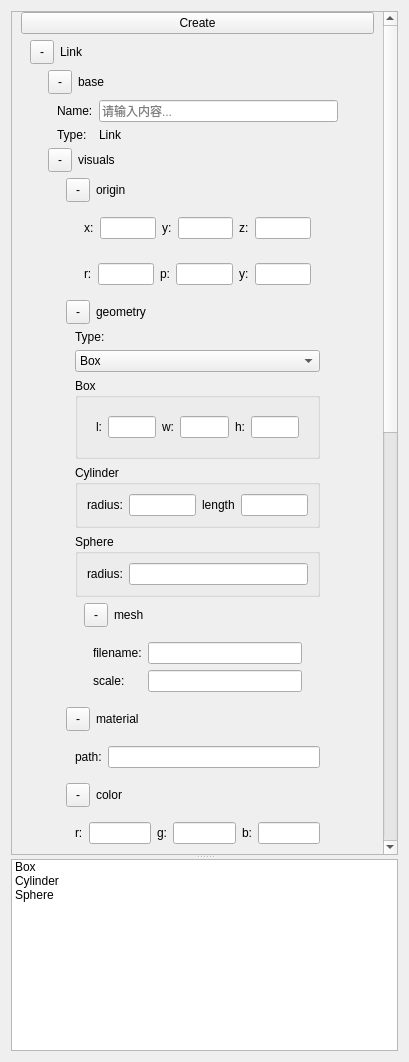
Old version of the form property.ui in the repository IgnorAnsel/urdf_editor.
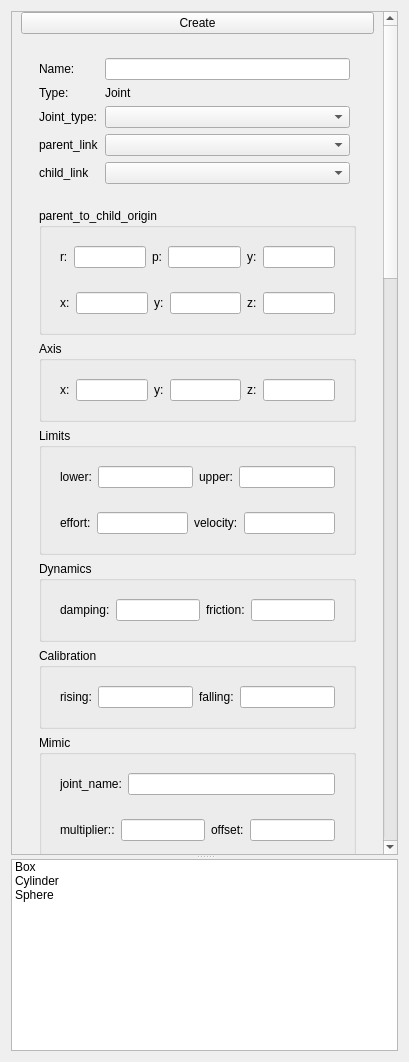
New version of the form.

Commit message: pro2归类在pro中，joint的选择更新

```diff
--- a/property.ui
+++ b/property.ui
@@ -42,9 +42,9 @@
        <property name="geometry">
         <rect>
          <x>0</x>
-         <y>-938</y>
+         <y>-2035</y>
          <width>421</width>
-         <height>1784</height>
+         <height>2881</height>
         </rect>
        </property>
        <layout class="QVBoxLayout" name="verticalLayout_3">
@@ -61,6 +61,456 @@
           </property>
          </widget>
         </item>
+        <item>
+         <widget class="QWidget" name="widget" native="true">
+          <property name="enabled">
+           <bool>true</bool>
+          </property>
+          <layout class="QVBoxLayout" name="verticalLayout_26">
+           <item>
+            <widget class="QWidget" name="widget_41" native="true">
+             <layout class="QGridLayout" name="gridLayout_3">
+              <item row="0" column="3">
+               <widget class="QLineEdit" name="lineEdit_67"/>
+              </item>
+              <item row="1" column="0">
+               <widget class="QLabel" name="label_63">
+                <property name="text">
+                 <string>Type:</string>
+                </property>
+               </widget>
+              </item>
+              <item row="4" column="3">
+               <widget class="QComboBox" name="comboBox_7"/>
+              </item>
+              <item row="1" column="3" colspan="2">
+               <widget class="QLabel" name="label_64">
+                <property name="text">
+                 <string>Joint</string>
+                </property>
+               </widget>
+              </item>
+              <item row="5" column="3">
+               <widget class="QComboBox" name="comboBox_8"/>
+              </item>
+              <item row="4" column="0">
+               <widget class="QLabel" name="label_65">
+                <property name="text">
+                 <string>parent_link</string>
+                </property>
+               </widget>
+              </item>
+              <item row="0" column="0">
+               <widget class="QLabel" name="label_66">
+                <property name="text">
+                 <string>Name:</string>
+                </property>
+               </widget>
+              </item>
+              <item row="2" column="0">
+               <widget class="QLabel" name="label_96">
+                <property name="text">
+                 <string>Joint_type:</string>
+                </property>
+               </widget>
+              </item>
+              <item row="2" column="3">
+               <widget class="QComboBox" name="comboBox_9"/>
+              </item>
+              <item row="5" column="0">
+               <widget class="QLabel" name="label_101">
+                <property name="text">
+                 <string>child_link</string>
+                </property>
+               </widget>
+              </item>
+             </layout>
+            </widget>
+           </item>
+           <item>
+            <widget class="QWidget" name="widget_43" native="true">
+             <layout class="QVBoxLayout" name="verticalLayout_27">
+              <item>
+               <widget class="QGroupBox" name="groupBox_15">
+                <property name="title">
+                 <string>parent_to_child_origin</string>
+                </property>
+                <layout class="QVBoxLayout" name="verticalLayout_28">
+                 <item>
+                  <widget class="QWidget" name="widget_45" native="true">
+                   <layout class="QHBoxLayout" name="horizontalLayout_48">
+                    <item>
+                     <widget class="QLabel" name="label_102">
+                      <property name="text">
+                       <string>r:</string>
+                      </property>
+                     </widget>
+                    </item>
+                    <item>
+                     <widget class="QLineEdit" name="lineEdit_68"/>
+                    </item>
+                    <item>
+                     <widget class="QLabel" name="label_103">
+                      <property name="text">
+                       <string>p:</string>
+                      </property>
+                     </widget>
+                    </item>
+                    <item>
+                     <widget class="QLineEdit" name="lineEdit_69"/>
+                    </item>
+                    <item>
+                     <widget class="QLabel" name="label_127">
+                      <property name="text">
+                       <string>y:</string>
+                      </property>
+                     </widget>
+                    </item>
+                    <item>
+                     <widget class="QLineEdit" name="lineEdit_70"/>
+                    </item>
+                   </layout>
+                  </widget>
+                 </item>
+                 <item>
+                  <widget class="QWidget" name="widget_47" native="true">
+                   <layout class="QHBoxLayout" name="horizontalLayout_49">
+                    <item>
+                     <widget class="QLabel" name="label_128">
+                      <property name="text">
+                       <string>x:</string>
+                      </property>
+                     </widget>
+                    </item>
+                    <item>
+                     <widget class="QLineEdit" name="lineEdit_71"/>
+                    </item>
+                    <item>
+                     <widget class="QLabel" name="label_129">
+                      <property name="text">
+                       <string>y:</string>
+                      </property>
+                     </widget>
+                    </item>
+                    <item>
+                     <widget class="QLineEdit" name="lineEdit_72"/>
+                    </item>
+                    <item>
+                     <widget class="QLabel" name="label_130">
+                      <property name="text">
+                       <string>z:</string>
+                      </property>
+                     </widget>
+                    </item>
+                    <item>
+                     <widget class="QLineEdit" name="lineEdit_73"/>
+                    </item>
+                   </layout>
+                  </widget>
+                 </item>
+                </layout>
+               </widget>
+              </item>
+              <item>
+               <widget class="QGroupBox" name="groupBox_16">
+                <property name="title">
+                 <string>Axis</string>
+                </property>
+                <layout class="QHBoxLayout" name="horizontalLayout_50">
+                 <item>
+                  <widget class="QWidget" name="widget_54" native="true">
+                   <layout class="QHBoxLayout" name="horizontalLayout_51">
+                    <item>
+                     <widget class="QLabel" name="label_131">
+                      <property name="text">
+                       <string>x:</string>
+                      </property>
+                     </widget>
+                    </item>
+                    <item>
+                     <widget class="QLineEdit" name="lineEdit_74"/>
+                    </item>
+                    <item>
+                     <widget class="QLabel" name="label_132">
+                      <property name="text">
+                       <string>y:</string>
+                      </property>
+                     </widget>
+                    </item>
+                    <item>
+                     <widget class="QLineEdit" name="lineEdit_75"/>
+                    </item>
+                    <item>
+                     <widget class="QLabel" name="label_133">
+                      <property name="text">
+                       <string>z:</string>
+                      </property>
+                     </widget>
+                    </item>
+                    <item>
+                     <widget class="QLineEdit" name="lineEdit_76"/>
+                    </item>
+                   </layout>
+                  </widget>
+                 </item>
+                </layout>
+               </widget>
+              </item>
+              <item>
+               <widget class="QGroupBox" name="groupBox_17">
+                <property name="title">
+                 <string>Limits</string>
+                </property>
+                <layout class="QVBoxLayout" name="verticalLayout_29">
+                 <item>
+                  <widget class="QWidget" name="widget_58" native="true">
+                   <layout class="QHBoxLayout" name="horizontalLayout_52">
+                    <item>
+                     <widget class="QLabel" name="label_134">
+                      <property name="text">
+                       <string>lower:</string>
+                      </property>
+                     </widget>
+                    </item>
+                    <item>
+                     <widget class="QLineEdit" name="lineEdit_77"/>
+                    </item>
+                    <item>
+                     <widget class="QLabel" name="label_135">
+                      <property name="text">
+                       <string>upper:</string>
+                      </property>
+                     </widget>
+                    </item>
+                    <item>
+                     <widget class="QLineEdit" name="lineEdit_78"/>
+                    </item>
+                   </layout>
+                  </widget>
+                 </item>
+                 <item>
+                  <widget class="QWidget" name="widget_60" native="true">
+                   <layout class="QHBoxLayout" name="horizontalLayout_53">
+                    <item>
+                     <widget class="QLabel" name="label_136">
+                      <property name="text">
+                       <string>effort:</string>
+                      </property>
+                     </widget>
+                    </item>
+                    <item>
+                     <widget class="QLineEdit" name="lineEdit_79"/>
+                    </item>
+                    <item>
+                     <widget class="QLabel" name="label_137">
+                      <property name="text">
+                       <string>velocity:</string>
+                      </property>
+                     </widget>
+                    </item>
+                    <item>
+                     <widget class="QLineEdit" name="lineEdit_80"/>
+                    </item>
+                   </layout>
+                  </widget>
+                 </item>
+                </layout>
+               </widget>
+              </item>
+              <item>
+               <widget class="QGroupBox" name="groupBox_18">
+                <property name="title">
+                 <string>Dynamics</string>
+                </property>
+                <layout class="QHBoxLayout" name="horizontalLayout_54">
+                 <item>
+                  <widget class="QWidget" name="widget_61" native="true">
+                   <layout class="QHBoxLayout" name="horizontalLayout_55">
+                    <item>
+                     <widget class="QLabel" name="label_138">
+                      <property name="text">
+                       <string>damping:</string>
+                      </property>
+                     </widget>
+                    </item>
+                    <item>
+                     <widget class="QLineEdit" name="lineEdit_81"/>
+                    </item>
+                    <item>
+                     <widget class="QLabel" name="label_139">
+                      <property name="text">
+                       <string>friction:</string>
+                      </property>
+                     </widget>
+                    </item>
+                    <item>
+                     <widget class="QLineEdit" name="lineEdit_82"/>
+                    </item>
+                   </layout>
+                  </widget>
+                 </item>
+                </layout>
+               </widget>
+              </item>
+              <item>
+               <widget class="QGroupBox" name="groupBox_19">
+                <property name="title">
+                 <string>Calibration</string>
+                </property>
+                <layout class="QHBoxLayout" name="horizontalLayout_56">
+                 <item>
+                  <widget class="QWidget" name="widget_62" native="true">
+                   <layout class="QHBoxLayout" name="horizontalLayout_57">
+                    <item>
+                     <widget class="QLabel" name="label_140">
+                      <property name="text">
+                       <string>rising:</string>
+                      </property>
+                     </widget>
+                    </item>
+                    <item>
+                     <widget class="QLineEdit" name="lineEdit_83"/>
+                    </item>
+                    <item>
+                     <widget class="QLabel" name="label_141">
+                      <property name="text">
+                       <string>falling:</string>
+                      </property>
+                     </widget>
+                    </item>
+                    <item>
+                     <widget class="QLineEdit" name="lineEdit_84"/>
+                    </item>
+                   </layout>
+                  </widget>
+                 </item>
+                </layout>
+               </widget>
+              </item>
+              <item>
+               <widget class="QGroupBox" name="groupBox_20">
+                <property name="title">
+                 <string>Mimic</string>
+                </property>
+                <layout class="QVBoxLayout" name="verticalLayout_30">
+                 <item>
+                  <widget class="QWidget" name="widget_63" native="true">
+                   <layout class="QHBoxLayout" name="horizontalLayout_58">
+                    <item>
+                     <widget class="QLabel" name="label_142">
+                      <property name="text">
+                       <string>joint_name:</string>
+                      </property>
+                     </widget>
+                    </item>
+                    <item>
+                     <widget class="QLineEdit" name="lineEdit_85"/>
+                    </item>
+                   </layout>
+                  </widget>
+                 </item>
+                 <item>
+                  <widget class="QWidget" name="widget_64" native="true">
+                   <layout class="QHBoxLayout" name="horizontalLayout_59">
+                    <item>
+                     <widget class="QLabel" name="label_143">
+                      <property name="text">
+                       <string>multiplier::</string>
+                      </property>
+                     </widget>
+                    </item>
+                    <item>
+                     <widget class="QLineEdit" name="lineEdit_86"/>
+                    </item>
+                    <item>
+                     <widget class="QLabel" name="label_144">
+                      <property name="text">
+                       <string>offset:</string>
+                      </property>
+                     </widget>
+                    </item>
+                    <item>
+                     <widget class="QLineEdit" name="lineEdit_87"/>
+                    </item>
+                   </layout>
+                  </widget>
+                 </item>
+                </layout>
+               </widget>
+              </item>
+              <item>
+               <widget class="QGroupBox" name="groupBox_21">
+                <property name="title">
+                 <string>SafetyController</string>
+                </property>
+                <layout class="QVBoxLayout" name="verticalLayout_31">
+                 <item>
+                  <widget class="QWidget" name="widget_65" native="true">
+                   <layout class="QHBoxLayout" name="horizontalLayout_60">
+                    <item>
+                     <widget class="QLabel" name="label_145">
+                      <property name="text">
+                       <string>soft_lower_limit:</string>
+                      </property>
+                     </widget>
+                    </item>
+                    <item>
+                     <widget class="QLineEdit" name="lineEdit_88"/>
+                    </item>
+                   </layout>
+                  </widget>
+                 </item>
+                 <item>
+                  <widget class="QWidget" name="widget_66" native="true">
+                   <layout class="QHBoxLayout" name="horizontalLayout_61">
+                    <item>
+                     <widget class="QLabel" name="label_146">
+                      <property name="text">
+                       <string>soft_upper_limit::</string>
+                      </property>
+                     </widget>
+                    </item>
+                    <item>
+                     <widget class="QLineEdit" name="lineEdit_89"/>
+                    </item>
+                   </layout>
+                  </widget>
+                 </item>
+                 <item>
+                  <widget class="QWidget" name="widget_67" native="true">
+                   <layout class="QHBoxLayout" name="horizontalLayout_62">
+                    <item>
+                     <widget class="QLabel" name="label_147">
+                      <property name="text">
+                       <string>k_position:</string>
+                      </property>
+                     </widget>
+                    </item>
+                    <item>
+                     <widget class="QLineEdit" name="lineEdit_90"/>
+                    </item>
+                    <item>
+                     <widget class="QLabel" name="label_148">
+                      <property name="text">
+                       <string>k_velocity:</string>
+                      </property>
+                     </widget>
+                    </item>
+                    <item>
+                     <widget class="QLineEdit" name="lineEdit_91"/>
+                    </item>
+                   </layout>
+                  </widget>
+                 </item>
+                </layout>
+               </widget>
+              </item>
+             </layout>
+            </widget>
+           </item>
+          </layout>
+         </widget>
+        </item>
         <item>
          <widget class="QWidget" name="widget_18" native="true">
           <property name="enabled">
```
Left out of the diff: 2 changed lines with no effect on the pictures. The commit also changes 13 other files.
